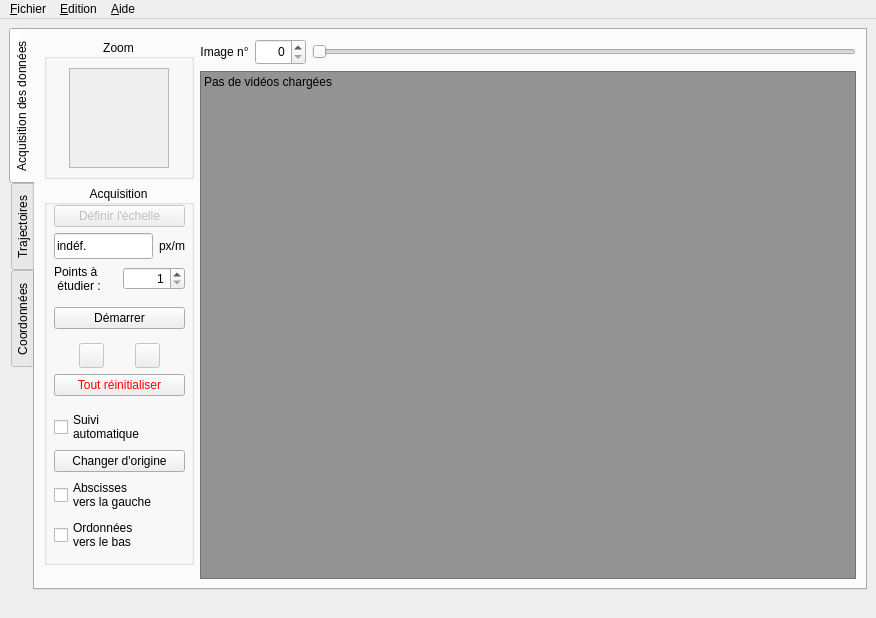
The window that src/pymecavideo_mini_layout.ui (rene-d/pymecavideo) describes before a commit, drawn with Qt 5.
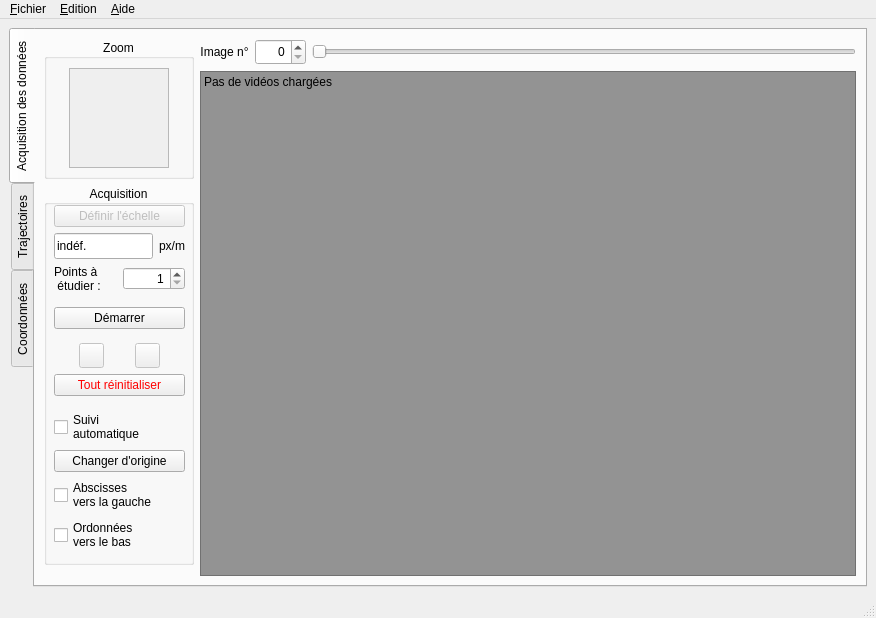
The same window after the commit. Icons and pictures are not drawn. Custom widgets are drawn as their Qt base class.

Commit message: arrangé quelques soucis de redimensionnement de la fenêtre

Diff of the .ui file:
```diff
--- a/src/pymecavideo_mini_layout.ui
+++ b/src/pymecavideo_mini_layout.ui
@@ -1081,7 +1081,7 @@
   </widget>
   <widget class="QStatusBar" name="statusbar">
    <property name="sizeGripEnabled">
-    <bool>false</bool>
+    <bool>true</bool>
    </property>
   </widget>
   <action name="actionOuvrir_un_fichier">
```
Left out of the diff: 8 changed lines with no effect on the pictures. The commit also changes 5 other files.
